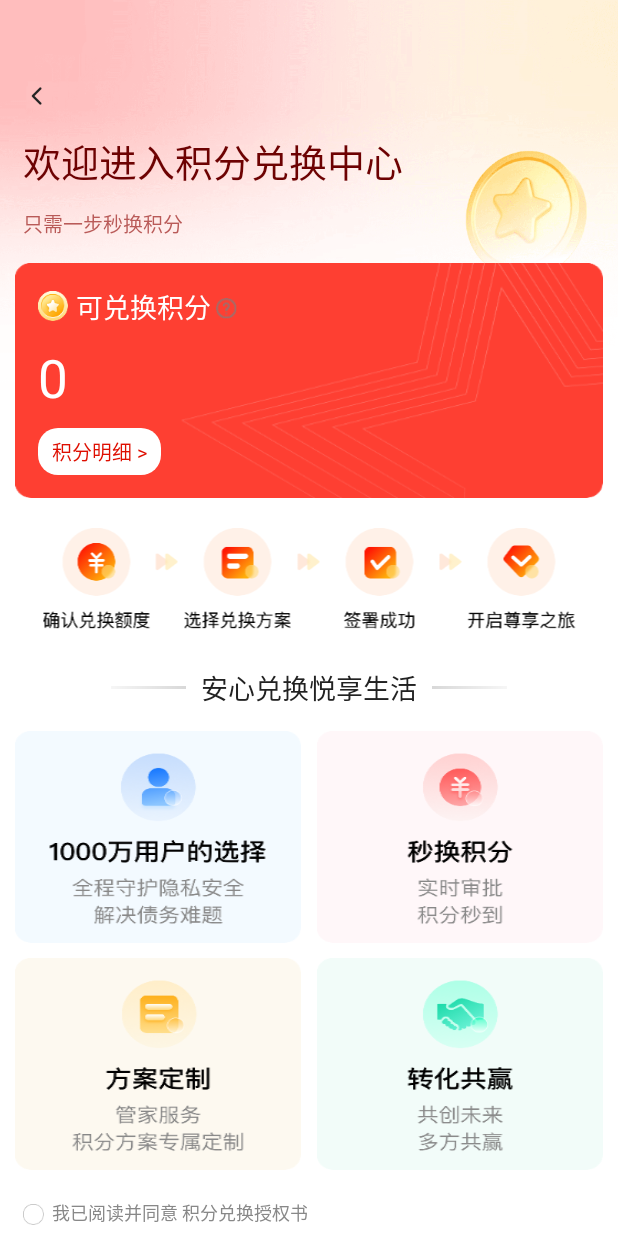
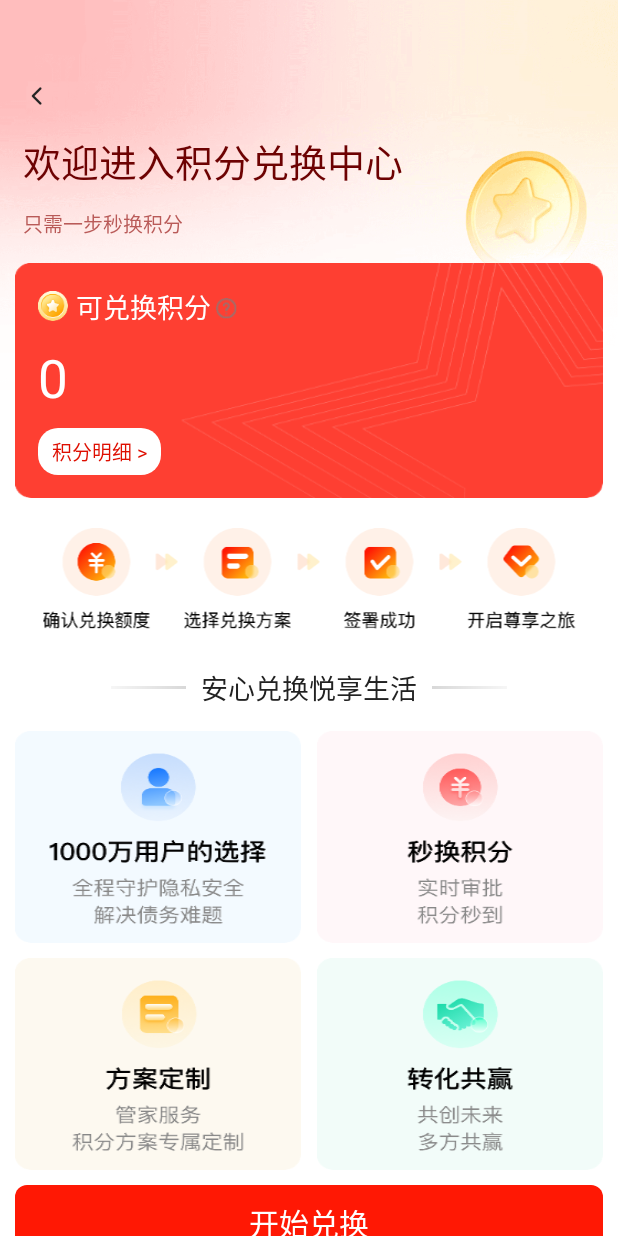
Before and after one commit to lipeng920417/YiQiZhuan, an Android app: the IntegralCenterActivity screen opened directly, with no data from a screen before it, on a phone screen of 412 x 824 dp. Run offline under Robolectric (Android 15) with nearby library versions, the phone set to English and light mode, and no system bars; libraries missing offline, so code that uses them is left out: com.alibaba.fastjson, com.android.tu, com.gyf.immersionbar, com.jeremyliao.liveeventbus, com.tencent.bugly and 1 more; 10 statements that could not run were skipped.

Commit message:
feat:积分流程优化

```diff
--- a/app/src/main/res/layout/activity_integral_center.xml
+++ b/app/src/main/res/layout/activity_integral_center.xml
@@ -244,7 +244,8 @@
                 android:layout_marginTop="15dp"
                 android:layout_marginRight="24dp"
                 android:gravity="center_vertical"
-                android:orientation="horizontal">
+                android:orientation="horizontal"
+                android:visibility="gone">
 
                 <ImageView
                     android:id="@+id/ivCheckbox"
```
Also changed, not shown: app/src/main/java/com/yiqizhuan/app/ui/integral/IntegralCenterActivity.java (+20 -8 lines), 1 other file.
